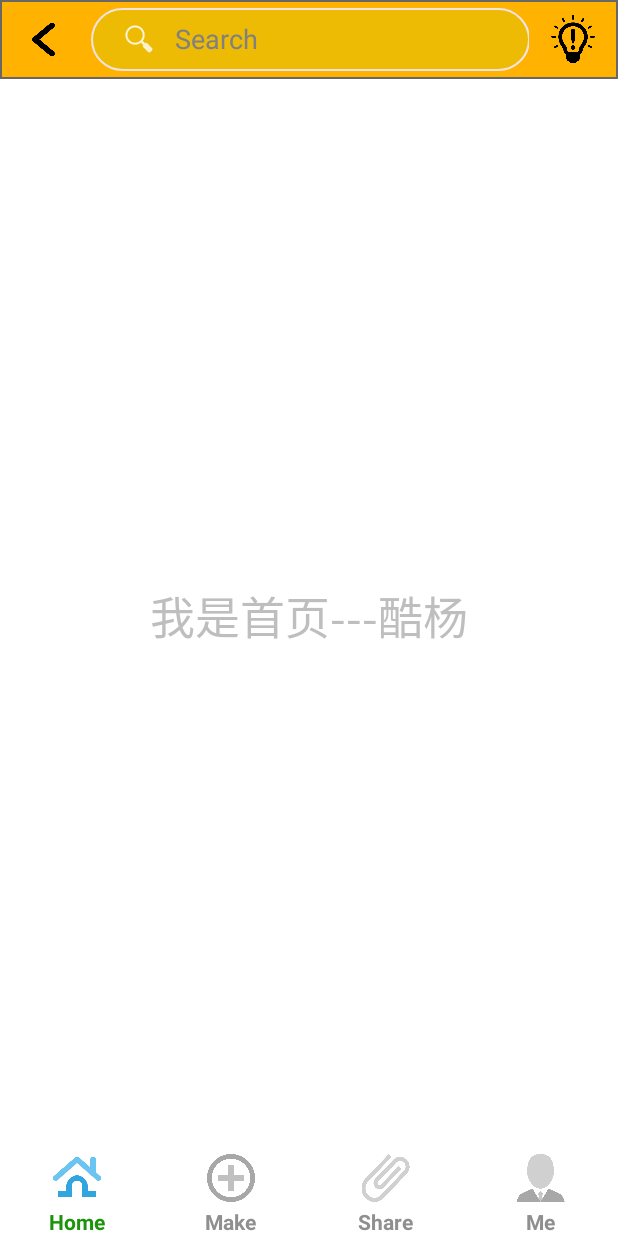
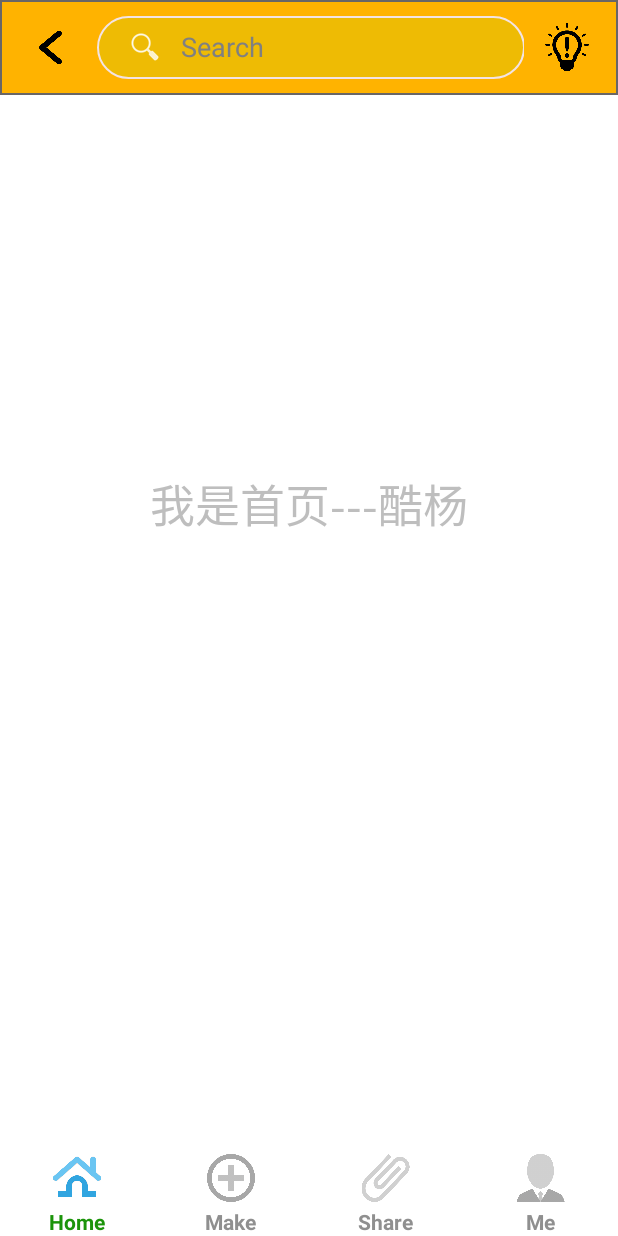
Before and after one commit to Luyiihau/Fun-Emoji-Packs, an Android app: the screen it shows after launch (MainActivity), on a phone screen of 412 x 824 dp. Run offline under Robolectric (Android 15) with nearby library versions, the phone set to English and light mode, and no system bars.

Commit message:
Second commit

```diff
--- a/app/src/main/res/layout/activity_main.xml
+++ b/app/src/main/res/layout/activity_main.xml
@@ -5,7 +5,7 @@
     android:layout_height="match_parent"
     android:orientation="vertical" >
 
-    <include layout="@layout/activity_top" />
+<!--    <include layout="@layout/activity_top" />-->
 
     <FrameLayout
         android:id="@+id/fl_content"
--- a/app/src/main/res/layout/activity_top.xml
+++ b/app/src/main/res/layout/activity_top.xml
@@ -5,64 +5,64 @@
     android:layout_height="wrap_content"
     android:background="@drawable/bar" >
 
-    <LinearLayout
-        android:id="@+id/back"
-        android:layout_width="0dp"
-        android:layout_height="wrap_content"
-        android:layout_weight="1"
-        android:gravity="center"
-        android:orientation="vertical" >
+<!-- 用不上  -->
 
-        <ImageView
-            android:id="@+id/iv_back"
-            android:layout_width="30dp"
-            android:layout_height="42dp"
-            android:layout_marginTop="5dp"
-            android:src="@drawable/back" />
+<!--    <LinearLayout-->
+<!--        android:id="@+id/back"-->
+<!--        android:layout_width="0dp"-->
+<!--        android:layout_height="wrap_content"-->
+<!--        android:layout_weight="1"-->
+<!--        android:gravity="center"-->
+<!--        android:orientation="vertical" >-->
 
-    </LinearLayout>
+<!--        <ImageView-->
+<!--            android:id="@+id/iv_back"-->
+<!--            android:layout_width="30dp"-->
+<!--            android:layout_height="42dp"-->
+<!--            android:layout_marginTop="5dp"-->
+<!--            android:src="@drawable/back" />-->
 
-    <LinearLayout
-        android:id="@+id/search"
-        android:layout_width="0dp"
-        android:layout_height="wrap_content"
-        android:layout_weight="5"
-        android:gravity="center"
-        android:orientation="vertical" >
+<!--    </LinearLayout>-->
 
-        <SearchView
-            android:id="@+id/searchView"
-            android:layout_width="match_parent"
-            android:layout_height="42dp"
-            android:layout_marginLeft="1dp"
-            android:layout_marginTop="5dp"
-            android:layout_marginBottom="5dp"
-            android:background="@drawable/background_shape"
-            android:iconifiedByDefault="false"
-            android:queryBackground="@null"
-            android:showDividers="none"
-            android:submitBackground="@null"
-            android:queryHint="Search">
-        </SearchView>
+<!--    <LinearLayout-->
+<!--        android:id="@+id/search"-->
+<!--        android:layout_width="0dp"-->
+<!--        android:layout_height="wrap_content"-->
+<!--        android:layout_weight="5"-->
+<!--        android:gravity="center"-->
+<!--        android:orientation="vertical" >-->
 
-    </LinearLayout>
+<!--        <SearchView-->
+<!--            android:id="@+id/searchView"-->
+<!--            android:layout_width="match_parent"-->
+<!--            android:layout_height="42dp"-->
+<!--            android:layout_marginLeft="1dp"-->
+<!--            android:layout_marginTop="5dp"-->
+<!--            android:layout_marginBottom="5dp"-->
+<!--            android:background="@drawable/background_shape"-->
+<!--            android:iconifiedByDefault="false"-->
+<!--            android:queryBackground="@null"-->
+<!--            android:showDividers="none"-->
+<!--            android:submitBackground="@null"-->
+<!--            android:queryHint="Search">-->
+<!--        </SearchView>-->
 
-    <LinearLayout
-        android:id="@+id/logo"
-        android:layout_width="0dp"
-        android:layout_height="match_parent"
-        android:layout_weight="1"
-        android:gravity="center"
-        android:orientation="vertical">
+<!--    </LinearLayout>-->
 
-        <ImageView
-            android:id="@+id/iv_inspiration"
-            android:layout_width="44dp"
-            android:layout_height="32dp"
-            android:src="@drawable/inspiration" />
+<!--    <LinearLayout-->
+<!--        android:id="@+id/logo"-->
+<!--        android:layout_width="0dp"-->
+<!--        android:layout_height="match_parent"-->
+<!--        android:layout_weight="1"-->
+<!--        android:gravity="center"-->
+<!--        android:orientation="vertical">-->
 
-    </LinearLayout>
+<!--        <ImageView-->
+<!--            android:id="@+id/iv_inspiration"-->
+<!--            android:layout_width="44dp"-->
+<!--            android:layout_height="32dp"-->
+<!--            android:src="@drawable/inspiration" />-->
 
-
+<!--    </LinearLayout>-->
 
 </LinearLayout>
--- a/app/src/main/res/layout/home_page.xml
+++ b/app/src/main/res/layout/home_page.xml
@@ -1,14 +1,86 @@
 <?xml version="1.0" encoding="utf-8"?>
-<RelativeLayout xmlns:android="http://schemas.android.com/apk/res/android"
+<LinearLayout xmlns:android="http://schemas.android.com/apk/res/android"
     xmlns:tools="http://schemas.android.com/tools"
     android:layout_width="match_parent"
-    android:layout_height="match_parent">
+    android:layout_height="wrap_content"
+    android:orientation="vertical">
+
+    <LinearLayout
+        android:layout_width="match_parent"
+        android:layout_height="fill_parent"
+        android:layout_gravity="center_horizontal"
+        android:orientation="horizontal"
+        android:background="@drawable/bar"
+        android:padding="5dp">
+        <LinearLayout
+            android:id="@+id/back"
+            android:layout_width="0dp"
+            android:layout_height="wrap_content"
+            android:layout_weight="1"
+            android:gravity="center"
+            android:orientation="vertical" >
+
+            <ImageView
+                android:id="@+id/iv_back"
+                android:layout_width="30dp"
+                android:layout_height="42dp"
+                android:layout_marginTop="5dp"
+                android:src="@drawable/back" />
+
+        </LinearLayout>
+
+        <LinearLayout
+            android:id="@+id/search"
+            android:layout_width="0dp"
+            android:layout_height="wrap_content"
+            android:layout_weight="5"
+            android:gravity="center"
+            android:orientation="vertical" >
+
+            <SearchView
+                android:id="@+id/searchView"
+                android:layout_width="match_parent"
+                android:layout_height="42dp"
+                android:layout_marginLeft="1dp"
+                android:layout_marginTop="5dp"
+                android:layout_marginBottom="5dp"
+                android:background="@drawable/background_shape"
+                android:iconifiedByDefault="false"
+                android:queryBackground="@null"
+                android:showDividers="none"
+                android:submitBackground="@null"
+                android:queryHint="Search">
+            </SearchView>
+
+        </LinearLayout>
+
+        <LinearLayout
+            android:id="@+id/logo"
+            android:layout_width="0dp"
+            android:layout_height="match_parent"
+            android:layout_weight="1"
+            android:gravity="center"
+            android:orientation="vertical">
+
+            <ImageView
+                android:id="@+id/iv_inspiration"
+                android:layout_width="44dp"
+                android:layout_height="32dp"
+                android:src="@drawable/inspiration" />
+
+        </LinearLayout>
+    </LinearLayout>
 
     <TextView
+        android:id="@+id/tv_info"
         android:layout_width="wrap_content"
-        android:layout_height="wrap_content"
+        android:layout_gravity="center_horizontal"
+        android:orientation="horizontal"
+        android:layout_height="60dp"
+        android:layout_marginTop="250dp"
+        android:layout_marginBottom="300dp"
         android:layout_centerInParent="true"
         android:text="我是首页---酷杨"
         android:textSize="30dp" />
 
-</RelativeLayout>
+</LinearLayout>
```
